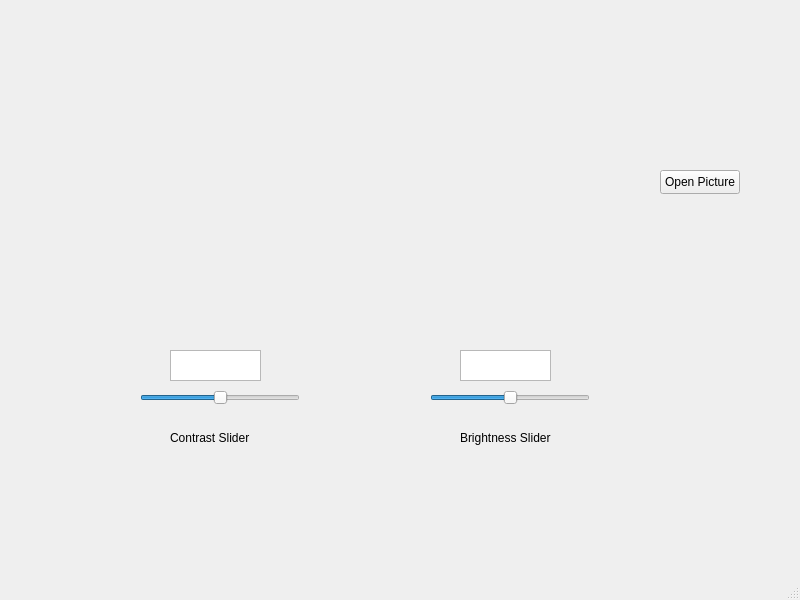
nrufh001/ECE484W_Assignments, file ECE484_Assignment_1_2/ECE484W_Assg_1_2/mainwindow.ui: the form before one commit.
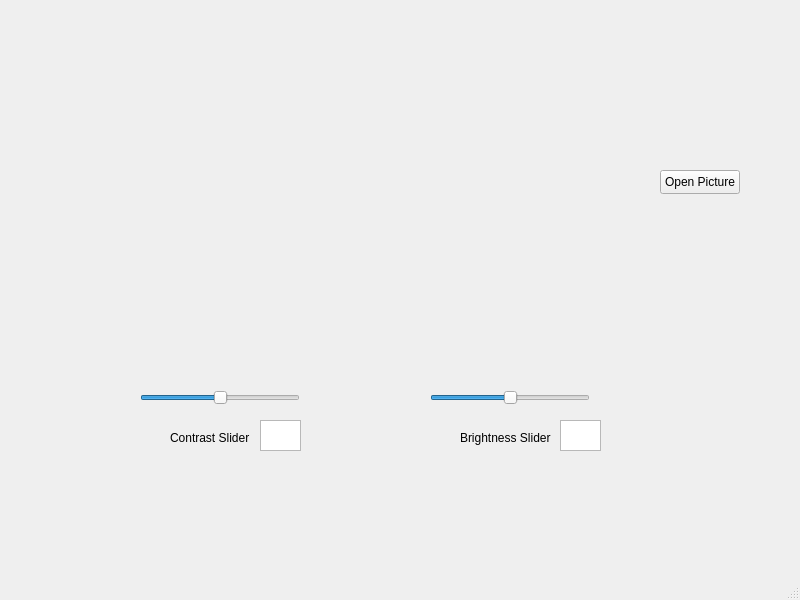
The form after the commit.

Commit message: attempt 1 at brightness

What changed in the file:
```diff
--- a/ECE484_Assignment_1_2/ECE484W_Assg_1_2/mainwindow.ui
+++ b/ECE484_Assignment_1_2/ECE484W_Assg_1_2/mainwindow.ui
@@ -136,9 +136,9 @@
    <widget class="QTextBrowser" name="BrightnessValueLabel">
     <property name="geometry">
      <rect>
-      <x>170</x>
-      <y>350</y>
-      <width>91</width>
+      <x>260</x>
+      <y>420</y>
+      <width>41</width>
       <height>31</height>
      </rect>
     </property>
@@ -146,9 +146,9 @@
    <widget class="QTextBrowser" name="ContrastValueLabel">
     <property name="geometry">
      <rect>
-      <x>460</x>
-      <y>350</y>
-      <width>91</width>
+      <x>560</x>
+      <y>420</y>
+      <width>41</width>
       <height>31</height>
      </rect>
     </property>
```
The commit also changes 2 other files.
